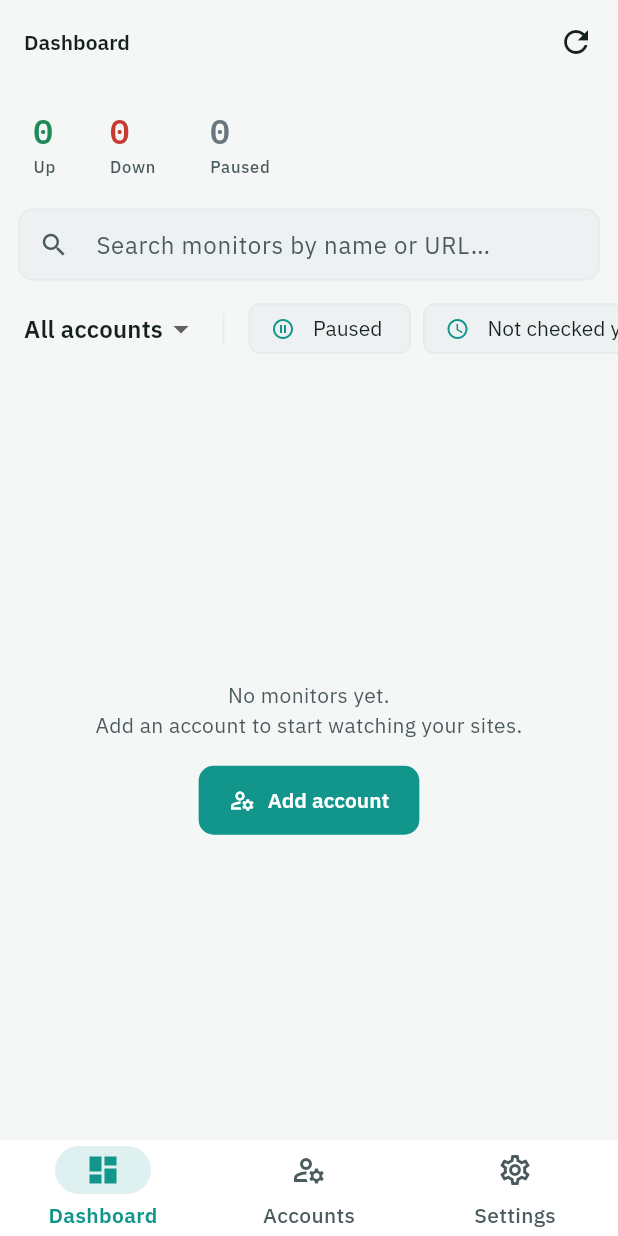
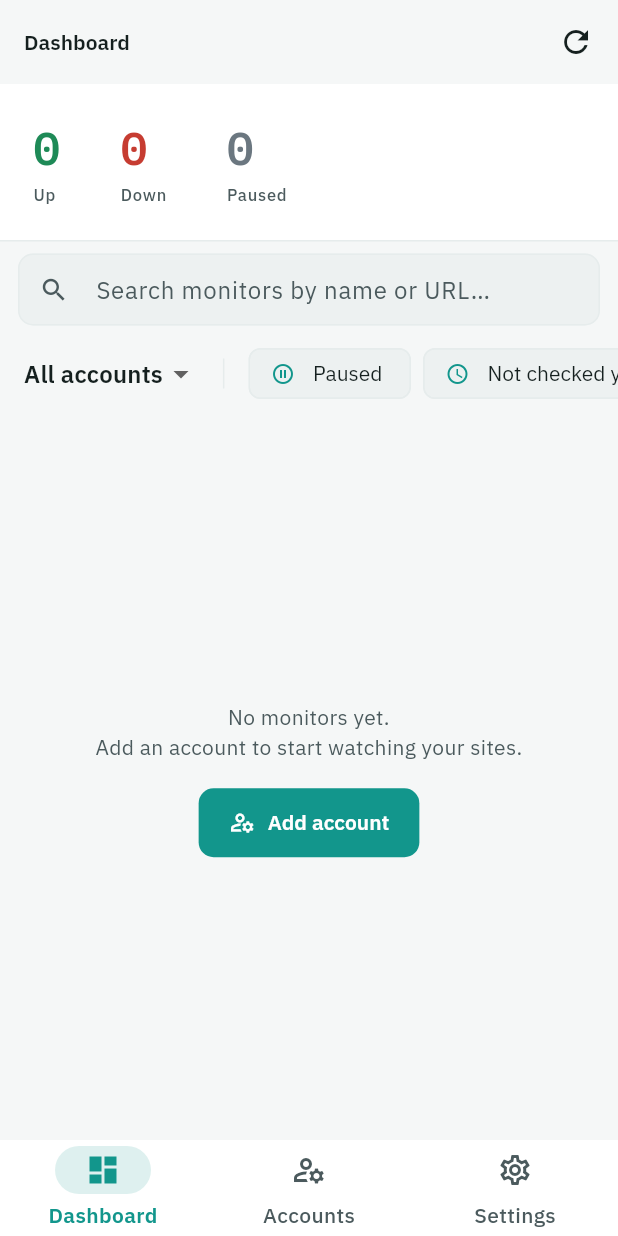
Before and after one commit to tamilcselvan/uptimerobots-app, a Flutter app: the screen it shows after launch, on a phone screen of 412 x 824 dp. Run offline on Flutter 3.47's test engine with Material 3 defaults, Android fonts, the phone set to English and light mode, and no system bars; our stand-ins replace dio, drift, drift_flutter, fl_chart, flutter_local_notifications, flutter_riverpod and 2 more; missing offline and left inert: workmanager; accounts and stored records are empty; generated files the repository leaves out were written again; statements that could not run were skipped.

Commit message:
feat: motion pass across dashboard, accounts, and monitor detail
Layer one orchestrated motion system onto the existing ops-console
design instead of replacing it: count-up stat numbers, a status-color
morph on the shared AccentPanel accent bar (ripples through every
tile/card that uses it), a staggered list-entrance reveal, pressed-
scale on tappable panels, and a quiet scale-fade transition into the
monitor detail screen. Also promotes the dashboard summary strip into
a proper hero band, and drops the accounts list's non-functional
drag-to-reorder handles (never persisted anything) in favor of the
same reveal treatment. All motion respects reduced-motion.

Co-Authored-By: Claude Sonnet 5 <noreply@anthropic.com>

```diff
--- a/lib/screens/dashboard_screen.dart
+++ b/lib/screens/dashboard_screen.dart
@@ -9,7 +9,9 @@ import '../providers/monitor_providers.dart';
 import '../services/monitor_repository.dart';
 import '../theme/app_theme.dart';
 import '../theme/status_style.dart';
+import '../widgets/animated_count.dart';
 import '../widgets/monitor_tile.dart';
+import '../widgets/reveal.dart';
 
 class DashboardScreen extends ConsumerStatefulWidget {
   const DashboardScreen({super.key});
@@ -264,12 +266,15 @@ class _DashboardScreenState extends ConsumerState<DashboardScreen> {
                                           ),
                                     ),
                                   ),
-                                  ...list.map((m) => Padding(
+                                  ...list.asMap().entries.map((e) => Padding(
                                         padding: const EdgeInsets.only(bottom: 8),
+                                        child: Reveal(
+                                          index: e.key,
                                           child: MonitorTile(
-                                          key: ValueKey(m.id),
-                                          monitor: m,
-                                          account: accountsById[m.accountId],
+                                            key: ValueKey(e.value.id),
+                                            monitor: e.value,
+                                            account: accountsById[e.value.accountId],
+                                          ),
                                         ),
                                       )),
                                 ],
@@ -312,10 +317,13 @@ class _DashboardScreenState extends ConsumerState<DashboardScreen> {
                                   childAspectRatio: 3.2,
                                 ),
                                 itemCount: filtered.length,
-                                itemBuilder: (context, index) => MonitorTile(
+                                itemBuilder: (context, index) => Reveal(
+                                  index: index,
+                                  child: MonitorTile(
                                     key: ValueKey(filtered[index].id),
                                     monitor: filtered[index],
                                     account: accountsById[filtered[index].accountId],
+                                  ),
                                 ),
                               ),
                             );
@@ -326,10 +334,13 @@ class _DashboardScreenState extends ConsumerState<DashboardScreen> {
                               padding: const EdgeInsets.fromLTRB(12, 0, 12, 12),
                               itemCount: filtered.length,
                               separatorBuilder: (_, _) => const SizedBox(height: 8),
-                              itemBuilder: (context, index) => MonitorTile(
+                              itemBuilder: (context, index) => Reveal(
+                                index: index,
+                                child: MonitorTile(
                                   key: ValueKey(filtered[index].id),
                                   monitor: filtered[index],
                                   account: accountsById[filtered[index].accountId],
+                                ),
                               ),
                             ),
                           );
@@ -376,8 +387,14 @@ class _SummaryStrip extends StatelessWidget {
         .where((m) => monitorStatusFromCode(m.status) == MonitorStatus.paused)
         .length;
 
-    return Padding(
-      padding: const EdgeInsets.fromLTRB(16, 12, 16, 8),
+    final colorScheme = Theme.of(context).colorScheme;
+    return Container(
+      width: double.infinity,
+      padding: const EdgeInsets.fromLTRB(16, 18, 16, 18),
+      decoration: BoxDecoration(
+        color: colorScheme.surface,
+        border: Border(bottom: BorderSide(color: colorScheme.outlineVariant)),
+      ),
       child: Row(
         children: [
           _SummaryStat(
@@ -387,7 +404,7 @@ class _SummaryStrip extends StatelessWidget {
             selected: statusFilter == MonitorStatus.up,
             onTap: () => onTap(MonitorStatus.up),
           ),
-          const SizedBox(width: 24),
+          const SizedBox(width: 28),
           _SummaryStat(
             value: down,
             label: 'Down',
@@ -395,7 +412,7 @@ class _SummaryStrip extends StatelessWidget {
             selected: statusFilter == MonitorStatus.down || statusFilter == MonitorStatus.seemsDown,
             onTap: () => onTap(MonitorStatus.down),
           ),
-          const SizedBox(width: 24),
+          const SizedBox(width: 28),
           _SummaryStat(
             value: paused,
             label: 'Paused',
@@ -428,15 +445,16 @@ class _SummaryStat extends StatelessWidget {
     final content = Column(
       crossAxisAlignment: CrossAxisAlignment.start,
       children: [
-        Text(
-          '$value',
+        AnimatedCount(
+          value: value,
           style: appMonoStyle(
             context,
-            fontSize: 22,
+            fontSize: 30,
             fontWeight: FontWeight.w600,
             color: color,
           ),
         ),
+        const SizedBox(height: 2),
         Text(
           label,
           style: Theme.of(context).textTheme.labelSmall?.copyWith(
--- /dev/null
+++ b/lib/widgets/animated_count.dart
@@ -0,0 +1,20 @@
+import 'package:flutter/material.dart';
+
+/// Counts up (or down) to [value] whenever it changes, instead of snapping —
+/// the one place a number is genuinely the headline (summary stats, badges).
+class AnimatedCount extends StatelessWidget {
+  final int value;
+  final TextStyle? style;
+  const AnimatedCount({super.key, required this.value, this.style});
+
+  @override
+  Widget build(BuildContext context) {
+    final reduceMotion = MediaQuery.of(context).disableAnimations;
+    return TweenAnimationBuilder<double>(
+      tween: Tween(begin: 0, end: value.toDouble()),
+      duration: reduceMotion ? Duration.zero : const Duration(milliseconds: 500),
+      curve: Curves.easeOutCubic,
+      builder: (context, v, _) => Text('${v.round()}', style: style),
+    );
+  }
+}
```
Also changed, not shown: lib/screens/accounts_screen.dart (+11 -11 lines), lib/screens/monitor_detail_screen.dart (+48 -4 lines), lib/widgets/accent_panel.dart (+35 -7 lines), lib/widgets/monitor_tile.dart (+33 -5 lines), lib/widgets/reveal.dart (added, +47 -0 lines). Lines whose indentation alone changed are shown as unchanged.
